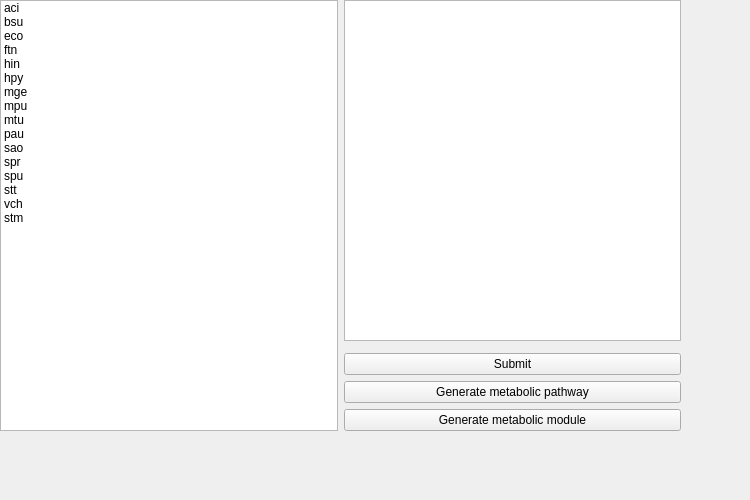
The window that MiniCell722/select.ui (uestc-software/MiniCell) describes before a commit, drawn with Qt 5.
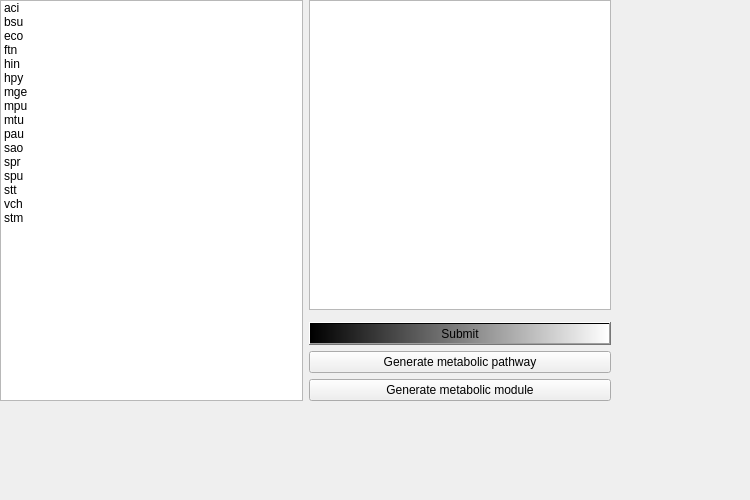
The same window after the commit.

```diff
--- a/MiniCell722/select.ui
+++ b/MiniCell722/select.ui
@@ -18,8 +18,8 @@
     <rect>
      <x>0</x>
      <y>0</y>
-     <width>681</width>
-     <height>431</height>
+     <width>611</width>
+     <height>401</height>
     </rect>
    </property>
    <layout class="QGridLayout" name="selectUILayout">
@@ -35,6 +35,11 @@
     </item>
     <item row="2" column="1">
      <widget class="QPushButton" name="submit">
+      <property name="styleSheet">
+       <string notr="true">background-color: qlineargradient(spread:pad, x1:0, y1:0, x2:1, y2:0, stop:0 rgba(0, 0, 0, 255), stop:1 rgba(255, 255, 255, 255));
+alternate-background-color: rgb(255, 21, 52);
+border-color: rgb(255, 12, 28);</string>
+      </property>
       <property name="text">
        <string>Submit</string>
       </property>
```
